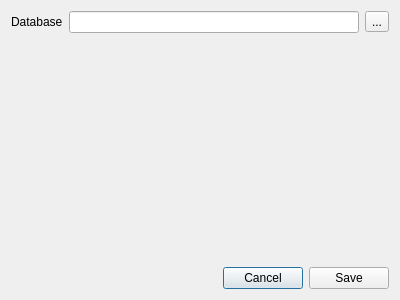
hobrasoft/simul6, file src/preferences.ui: the form before one commit.
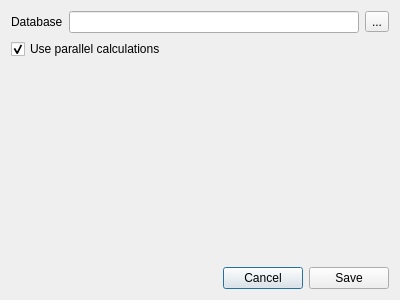
The form after the commit.

```diff
--- a/src/preferences.ui
+++ b/src/preferences.ui
@@ -35,7 +35,7 @@
      </item>
     </layout>
    </item>
-   <item row="1" column="0">
+   <item row="2" column="0">
     <spacer name="verticalSpacer">
      <property name="orientation">
       <enum>Qt::Vertical</enum>
@@ -48,7 +48,7 @@
      </property>
     </spacer>
    </item>
-   <item row="2" column="0">
+   <item row="3" column="0">
     <layout class="QHBoxLayout" name="horizontalLayout">
      <item>
       <spacer name="horizontalSpacer">
@@ -79,6 +79,16 @@
      </item>
     </layout>
    </item>
+   <item row="1" column="0">
+    <widget class="QCheckBox" name="f_parallel">
+     <property name="text">
+      <string>Use parallel calculations</string>
+     </property>
+     <property name="checked">
+      <bool>true</bool>
+     </property>
+    </widget>
+   </item>
   </layout>
  </widget>
  <resources/>
```
